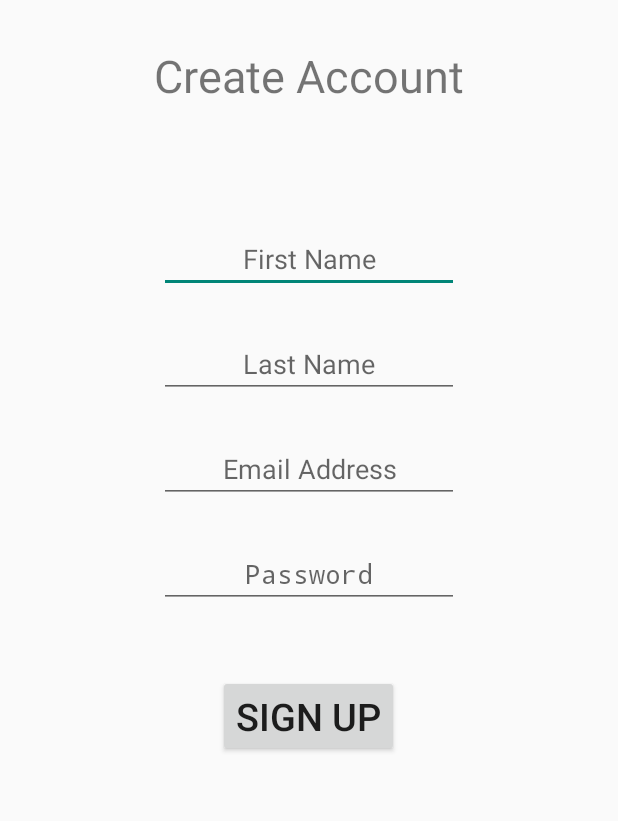
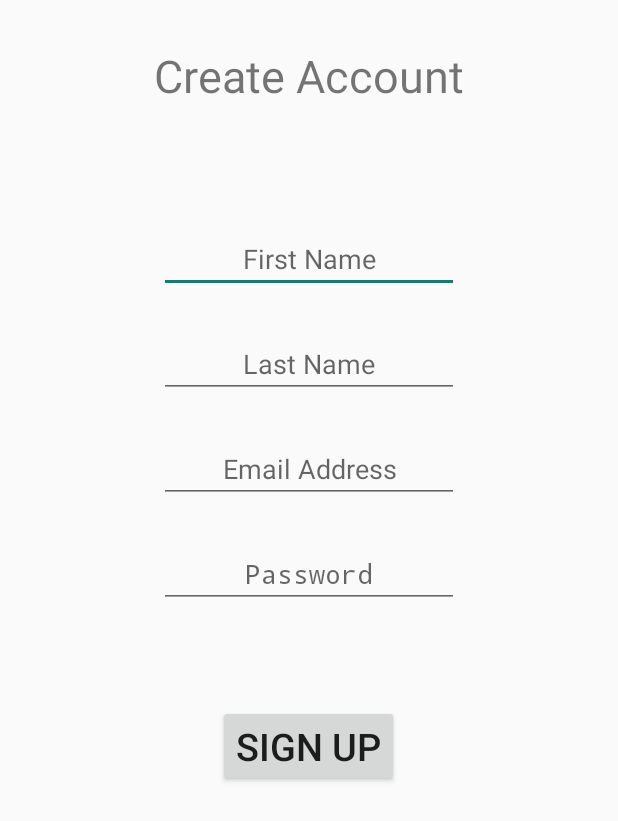
Before and after one commit to Moshrooman/BlackGarlic, an Android app: the CreateAccount screen opened directly, with no data from a screen before it, on a phone screen of 412 x 824 dp. Shown: the top 821 px of the screen. Run offline under Robolectric (Android 15) with nearby library versions, the phone set to English and light mode, and no system bars; our stand-ins replace Volley.

```diff
--- a/app/src/main/res/layout/content_create_account.xml
+++ b/app/src/main/res/layout/content_create_account.xml
@@ -62,7 +62,7 @@
         android:text="Sign Up"
         android:layout_centerHorizontal="true"
         android:textSize="25dp"
-        android:layout_marginTop="450dp"
+        android:layout_marginTop="470dp"
         android:id="@+id/signUpButton"
         />
 
```
Also changed, not shown: app/src/main/java/id/blackgarlic/blackgarlic/CreateAccount.java (+4 -7 lines).
